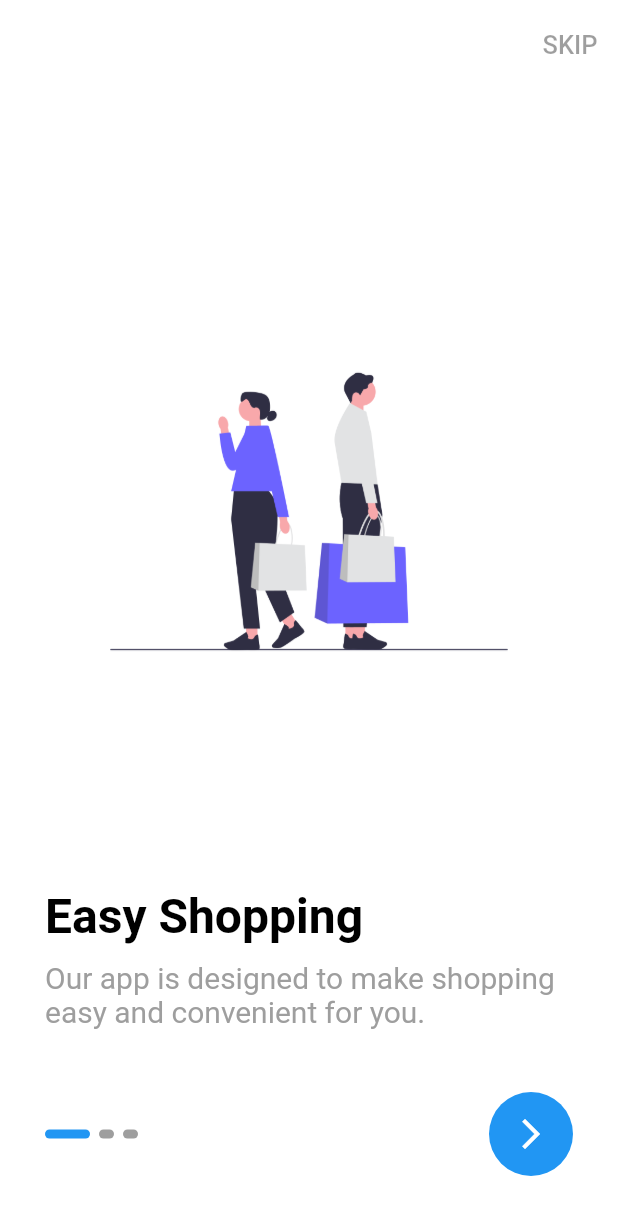
After one commit to Ebrahim-Elkbbany/FIP, a Flutter app: the screen it shows after launch, on a phone screen of 412 x 824 dp. The commit adds this screen. Shown: the top 1215 px of the screen. Run offline on Flutter 3.47's test engine with Material 2 defaults, Android fonts, the phone set to English and light mode, and no system bars; drawn by our look-alikes of smooth_page_indicator; our stand-ins replace cloud_firestore, conditional_builder_null_safety, firebase_auth, flutter_bloc, fluttertoast, shared_preferences; accounts and stored records are empty.

Commit message:
create and finish on boarding view

```diff
--- a/lib/constants.dart
+++ b/lib/constants.dart
@@ -0,0 +1,5 @@
+
+
+import 'package:flutter/material.dart';
+
+const kPrimaryColor = Colors.blue;
--- /dev/null
+++ b/lib/core/widgets/custom_button.dart
@@ -0,0 +1,35 @@
+import 'package:fip/constants.dart';
+import 'package:flutter/material.dart';
+
+
+
+class CustomButton extends StatelessWidget {
+   const CustomButton({super.key,  required this.buttonName,this.onTap}) ;
+  final String buttonName;
+  final  VoidCallback ? onTap;
+
+  @override
+  Widget build(BuildContext context) {
+    return  GestureDetector(
+      onTap: onTap,
+      child: Container(
+        decoration: BoxDecoration(
+          color: kPrimaryColor,
+          borderRadius: BorderRadius.circular(3),
+        ),
+        height:50,
+        width: double.infinity,
+        child: Center(child:
+        Text(
+            buttonName,
+            style:const  TextStyle(
+              color: Colors.white,
+          fontSize: 18,
+          fontWeight: FontWeight.bold
+
+
+        )),),
+      ),
+    );
+  }
+}
--- /dev/null
+++ b/lib/core/widgets/custom_text_button.dart
@@ -0,0 +1,16 @@
+import 'package:flutter/material.dart';
+class CustomTextButton extends StatelessWidget {
+  const CustomTextButton({Key? key, this.onPressed, required this.text}) : super(key: key);
+  final Function()? onPressed ;
+  final String text;
+  @override
+  Widget build(BuildContext context) {
+    return TextButton(
+      onPressed: onPressed,
+      child:  Text(
+        text.toUpperCase(),
+         style: const TextStyle(fontSize: 17),
+      ),
+    );
+  }
+}
--- /dev/null
+++ b/lib/feature/on_boarding/presentation/data/models/on_boarding_model.dart
@@ -0,0 +1,25 @@
+class OnBoardingModel {
+  final String image;
+  final String text;
+  final String subText;
+
+  OnBoardingModel({required this.image, required this.text,required this.subText});
+
+  static List<OnBoardingModel> boarding = [
+    OnBoardingModel(
+      image: 'assets/images/undraw_Shopping_Bags_l5iq.png',
+      text: 'Easy Shopping',
+      subText: 'Our app is designed to make shopping easy and convenient for you.',
+    ),
+    OnBoardingModel(
+      image: 'assets/images/undraw_Mobile_payments_re_7udl.png',
+      text: 'Secure Payment',
+      subText: 'We take the security of your \npersonal and payment information seriously',
+    ),
+    OnBoardingModel(
+      image: 'assets/images/undraw_delivery_truck_vt6p.png',
+      text: 'Quick delivery',
+      subText: 'Get Your Products in Record Time',
+    ),
+  ];
+}
--- a/lib/feature/on_boarding/presentation/views/on_boarding_view.dart
+++ b/lib/feature/on_boarding/presentation/views/on_boarding_view.dart
@@ -1,3 +1,5 @@
+import 'package:fip/core/widgets/custom_text_button.dart';
+import 'package:fip/feature/on_boarding/presentation/views/widgets/on_boarding_body.dart';
 import 'package:flutter/material.dart';
 
 class OnBoardingView extends StatelessWidget {
@@ -5,6 +7,15 @@ class OnBoardingView extends StatelessWidget {
 
   @override
   Widget build(BuildContext context) {
-    return const Scaffold();
+    return  Scaffold(
+      appBar: AppBar(
+        actions: const [
+          CustomTextButton(
+            text: 'Skip',
+          ),
+        ],
+      ),
+      body: const OnBoardingViewBody(),
+    );
   }
 }
--- /dev/null
+++ b/lib/feature/on_boarding/presentation/views/widgets/on_boarding_body.dart
@@ -0,0 +1,55 @@
+import 'package:fip/feature/on_boarding/presentation/data/models/on_boarding_model.dart';
+import 'package:fip/feature/on_boarding/presentation/views/widgets/page_view_section.dart';
+import 'package:fip/feature/on_boarding/presentation/views/widgets/smooth_page_indicator_section.dart';
+import 'package:flutter/material.dart';
+
+class OnBoardingViewBody extends StatefulWidget {
+  const OnBoardingViewBody({Key? key}) : super(key: key);
+
+  @override
+  State<OnBoardingViewBody> createState() => _OnBoardingViewBodyState();
+}
+
+class _OnBoardingViewBodyState extends State<OnBoardingViewBody> {
+  bool isLast = false;
+  PageController? pageController = PageController();
+
+  @override
+  Widget build(BuildContext context) {
+    return Padding(
+      padding: const EdgeInsets.all(30),
+      child: Column(
+        children: [
+          PageViewSection(
+            pageController: pageController,
+            onPageChanged: (value) {
+              if (value == OnBoardingModel.boarding.length - 1) {
+                setState(
+                  () {
+                    isLast = true;
+                  },
+                );
+              } else {
+                setState(
+                  () {
+                    isLast = false;
+                  },
+                );
+              }
+            },
+          ),
+          const SizedBox(
+            height: 12,
+          ),
+          SmoothPageIndicatorSection(
+            pageController: pageController!,
+            isLast: isLast,
+          ),
+          const SizedBox(
+            height: 10,
+          ),
+        ],
+      ),
+    );
+  }
+}
--- /dev/null
+++ b/lib/feature/on_boarding/presentation/views/widgets/on_boarding_item.dart
@@ -0,0 +1,42 @@
+
+import 'package:fip/feature/on_boarding/presentation/data/models/on_boarding_model.dart';
+import 'package:flutter/material.dart';
+
+
+class OnBoardingItem extends StatelessWidget {
+  const OnBoardingItem({
+    super.key,
+    required this.boardingItem,
+  });
+  final OnBoardingModel boardingItem;
+  @override
+  Widget build(BuildContext context) {
+    return Column(
+      crossAxisAlignment: CrossAxisAlignment.start,
+      children: [
+        Expanded(
+          child: Image.asset(
+            boardingItem.image,
+          ),
+        ),
+        Text(
+          boardingItem.text,
+          style: const TextStyle(
+              color: Colors.black,
+              fontWeight: FontWeight.bold
+              , fontSize: 32),
+        ),
+        const SizedBox(height: 10,),
+        Text(
+          boardingItem.subText,
+          style: const TextStyle(
+              color: Colors.grey,
+              fontSize: 20),
+        ),
+        const SizedBox(
+          height: 30,
+        ),
+      ],
+    );
+  }
+}
--- /dev/null
+++ b/lib/feature/on_boarding/presentation/views/widgets/page_view_section.dart
@@ -0,0 +1,31 @@
+import 'package:fip/feature/on_boarding/presentation/data/models/on_boarding_model.dart';
+import 'package:fip/feature/on_boarding/presentation/views/widgets/on_boarding_item.dart';
+import 'package:flutter/material.dart';
+
+class PageViewSection extends StatelessWidget {
+  const PageViewSection({
+    super.key,
+    required this.pageController,
+    required this.onPageChanged,
+  });
+
+  final void Function(int)? onPageChanged;
+  final PageController? pageController;
+
+  @override
+  Widget build(BuildContext context) {
+    return Expanded(
+      child: PageView.builder(
+        onPageChanged: onPageChanged,
+        controller: pageController,
+        physics: const BouncingScrollPhysics(),
+        itemCount: OnBoardingModel.boarding.length,
+        itemBuilder: (context, index) {
+          return OnBoardingItem(
+            boardingItem: OnBoardingModel.boarding[index],
+          );
+        },
+      ),
+    );
+  }
+}
--- /dev/null
+++ b/lib/feature/on_boarding/presentation/views/widgets/smooth_page_indicator_section.dart
@@ -0,0 +1,49 @@
+import 'package:fip/constants.dart';
+import 'package:fip/feature/on_boarding/presentation/data/models/on_boarding_model.dart';
+import 'package:flutter/material.dart';
+import 'package:smooth_page_indicator/smooth_page_indicator.dart';
+
+class SmoothPageIndicatorSection extends StatelessWidget {
+  const SmoothPageIndicatorSection(
+      {Key? key, required this.pageController, required this.isLast})
+      : super(key: key);
+  final PageController pageController;
+  final bool isLast;
+
+  @override
+  Widget build(BuildContext context) {
+    return Row(
+      children: [
+        SmoothPageIndicator(
+          controller: pageController,
+          count: OnBoardingModel.boarding.length,
+          effect: const ExpandingDotsEffect(
+            dotColor: Colors.grey,
+            dotHeight: 6,
+            dotWidth: 10,
+            spacing: 6,
+            activeDotColor: kPrimaryColor,
+          ),
+        ),
+        const Spacer(),
+        FloatingActionButton(
+          elevation: 0,
+          onPressed: () {
+            if (isLast) {
+            } else {
+              pageController.nextPage(
+                duration: const Duration(
+                  milliseconds: 700,
+                ),
+                curve: Curves.fastLinearToSlowEaseIn,
+              );
+            }
+          },
+          child: const Icon(
+            Icons.arrow_forward_ios_outlined,
+          ),
+        )
+      ],
+    );
+  }
+}
--- a/lib/main.dart
+++ b/lib/main.dart
@@ -1,5 +1,7 @@
+import 'package:fip/constants.dart';
 import 'package:fip/feature/on_boarding/presentation/views/on_boarding_view.dart';
 import 'package:flutter/material.dart';
+import 'package:flutter/services.dart';
 
 void main() {
   runApp(const FIP());
@@ -10,8 +12,45 @@ class FIP extends StatelessWidget {
 
   @override
   Widget build(BuildContext context) {
-    return const MaterialApp(
-      home: OnBoardingView(),
+    return  MaterialApp(
+      theme: ThemeData(
+        scaffoldBackgroundColor: Colors.white,
+        appBarTheme: const AppBarTheme(
+          titleSpacing: 20.0,
+          systemOverlayStyle: SystemUiOverlayStyle(
+            statusBarColor: Colors.white,
+            statusBarIconBrightness: Brightness.dark,
+          ),
+          backgroundColor: Colors.white,
+          elevation: 0,
+          toolbarHeight: 60,
+          titleTextStyle: TextStyle(
+            color: Colors.black,
+            fontSize: 20,
+            fontWeight: FontWeight.bold,
+          ),
+          iconTheme: IconThemeData(
+            color: Colors.black,
+          ),
+        ),
+        textTheme: const TextTheme(
+          bodyLarge: TextStyle(
+            fontSize: 18.0,
+            fontWeight: FontWeight.w600,
+            color: Colors.black,
+          ),
+        ),
+        primarySwatch: kPrimaryColor,
+        bottomNavigationBarTheme: const BottomNavigationBarThemeData(
+          type: BottomNavigationBarType.fixed,
+          backgroundColor: Colors.white,
+          selectedItemColor: kPrimaryColor,
+          elevation: 20.0,
+          unselectedItemColor: Colors.grey,
+        ),
+      ),
+      debugShowCheckedModeBanner: false,
+      home: const OnBoardingView(),
     );
   }
 }
--- a/pubspec.yaml
+++ b/pubspec.yaml
@@ -28,6 +28,7 @@ environment:
 # the latest version available on pub.dev. To see which dependencies have newer
 # versions available, run `flutter pub outdated`.
 dependencies:
+  smooth_page_indicator: ^1.1.0
   flutter:
     sdk: flutter
   flutter_bloc: ^8.1.3
@@ -68,9 +69,8 @@ flutter:
   uses-material-design: true
 
   # To add assets to your application, add an assets section, like this:
-  # assets:
-  #   - images/a_dot_burr.jpeg
-  #   - images/a_dot_ham.jpeg
+  assets:
+    - assets/images/
 
   # An image asset can refer to one or more resolution-specific "variants", see
   # https://flutter.dev/assets-and-images/#resolution-aware
```
Also changed, not shown: assets/images/undraw_Mobile_payments_re_7udl.png (added), assets/images/undraw_Shopping_Bags_l5iq.png (added), assets/images/undraw_delivery_truck_vt6p.png (added), pubspec.lock.
